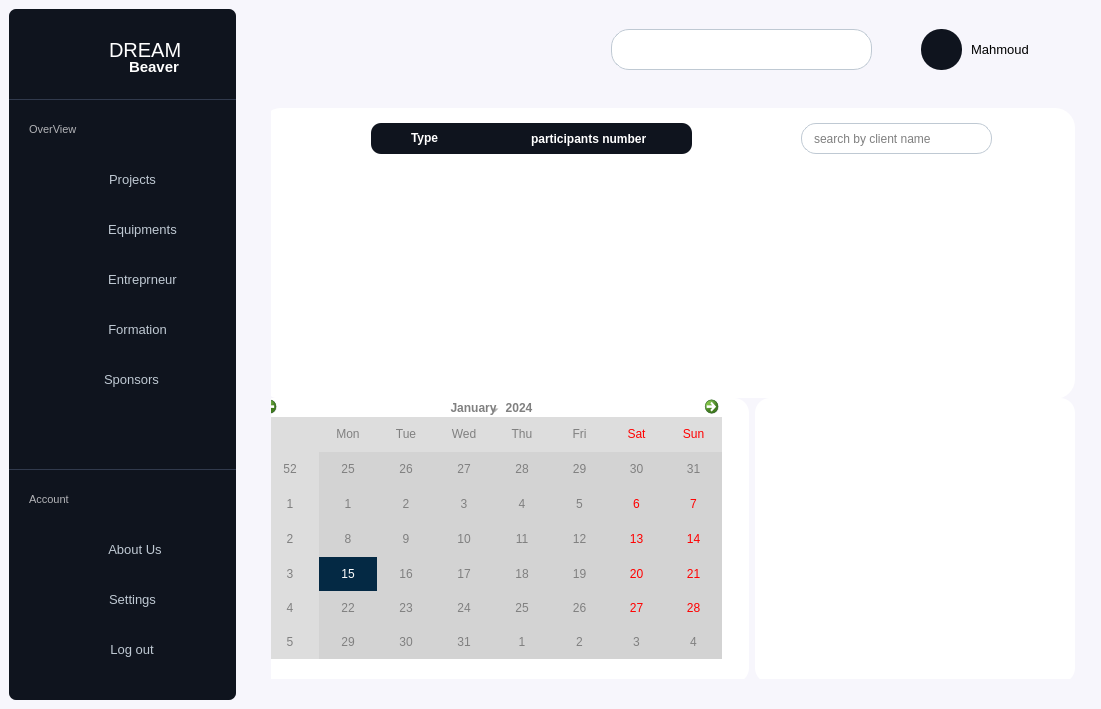
life-is-potato/Dream-Beaver, file projet walhazi 0.0.8/Project_Walhazi 0.0.7/mainwindow.ui: the form before one commit.
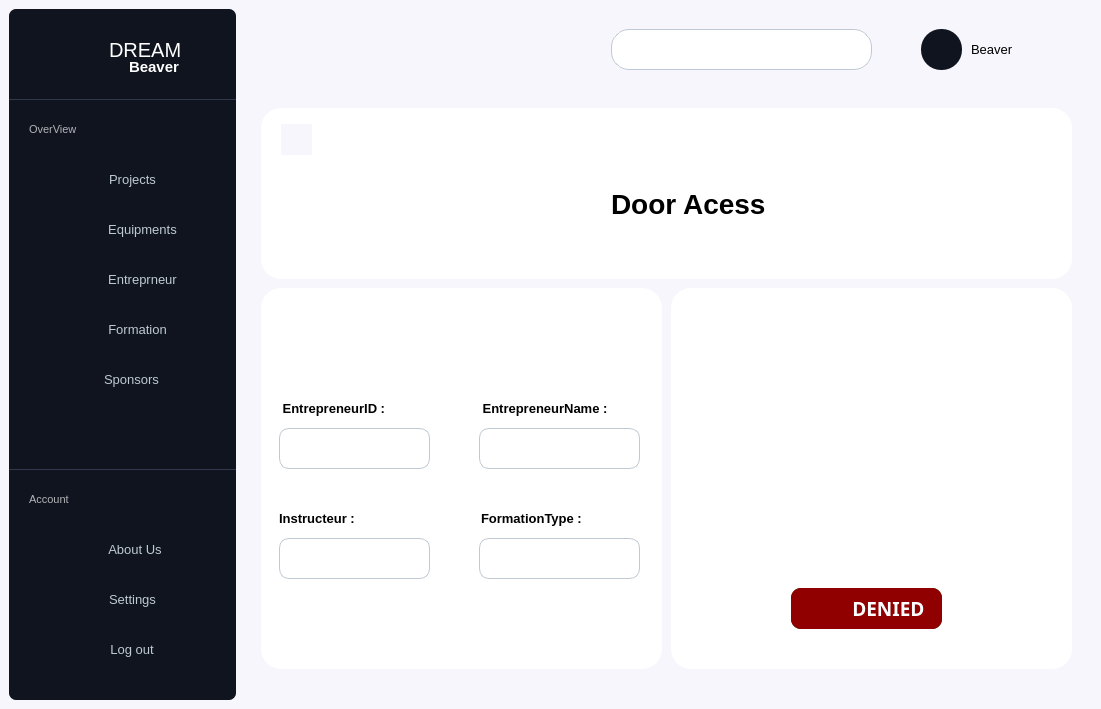
The form after the commit. The open tabs and pages were chosen to show the change. Icons and pictures are not drawn.

Commit message: Arduino (Door Acess) Added

Patch:
```diff
--- a/projet walhazi 0.0.8/Project_Walhazi 0.0.7/mainwindow.ui
+++ b/projet walhazi 0.0.8/Project_Walhazi 0.0.7/mainwindow.ui
@@ -716,7 +716,7 @@
 }</string>
           </property>
           <property name="text">
-           <string>Mahmoud</string>
+           <string>Beaver</string>
           </property>
          </widget>
         </widget>
@@ -5327,9 +5327,9 @@
           <widget class="QStackedWidget" name="formations">
            <property name="geometry">
             <rect>
-             <x>20</x>
+             <x>10</x>
              <y>10</y>
-             <width>811</width>
+             <width>821</width>
              <height>581</height>
             </rect>
            </property>
@@ -6463,6 +6463,452 @@
              </widget>
             </widget>
            </widget>
+           <widget class="QWidget" name="page_30">
+            <widget class="QWidget" name="confirmation" native="true">
+             <property name="geometry">
+              <rect>
+               <x>180</x>
+               <y>130</y>
+               <width>471</width>
+               <height>251</height>
+              </rect>
+             </property>
+             <property name="styleSheet">
+              <string notr="true">
+	background-color :white ; 
+	border-radius :25px ; 
+</string>
+             </property>
+             <widget class="QLabel" name="title1_10">
+              <property name="geometry">
+               <rect>
+                <x>60</x>
+                <y>50</y>
+                <width>371</width>
+                <height>81</height>
+               </rect>
+              </property>
+              <property name="font">
+               <font>
+                <pointsize>12</pointsize>
+                <weight>75</weight>
+                <bold>true</bold>
+               </font>
+              </property>
+              <property name="styleSheet">
+               <string notr="true">
+	font-weight:bold ; 
+	</string>
+              </property>
+              <property name="text">
+               <string>Are You Sure You Want to Open The Door ?</string>
+              </property>
+             </widget>
+             <widget class="QPushButton" name="yes">
+              <property name="geometry">
+               <rect>
+                <x>90</x>
+                <y>150</y>
+                <width>121</width>
+                <height>31</height>
+               </rect>
+              </property>
+              <property name="styleSheet">
+               <string notr="true">QPushButton {
+	background-color:#0F141E ; 
+	border-radius:10px ; 
+	color : white ; 
+	font-size:14px ; 
+	font-weight:bold; 
+}
+
+QPushButton::hover {
+	background-color:#4AC7EA ; 
+	color:white ; 
+}</string>
+              </property>
+              <property name="text">
+               <string>YES</string>
+              </property>
+             </widget>
+             <widget class="QPushButton" name="no">
+              <property name="geometry">
+               <rect>
+                <x>260</x>
+                <y>150</y>
+                <width>121</width>
+                <height>31</height>
+               </rect>
+              </property>
+              <property name="styleSheet">
+               <string notr="true">QPushButton {
+	background-color:#0F141E ; 
+	border-radius:10px ; 
+	color : white ; 
+	font-size:14px ; 
+	font-weight:bold; 
+}
+
+QPushButton::hover {
+	background-color:#4AC7EA ; 
+	color:white ; 
+}</string>
+              </property>
+              <property name="text">
+               <string>NO</string>
+              </property>
+             </widget>
+            </widget>
+           </widget>
+           <widget class="QWidget" name="page_31">
+            <widget class="QWidget" name="add_container_11" native="true">
+             <property name="geometry">
+              <rect>
+               <x>0</x>
+               <y>190</y>
+               <width>401</width>
+               <height>381</height>
+              </rect>
+             </property>
+             <property name="styleSheet">
+              <string notr="true">
+	background-color :white ; 
+	border-radius :20px ; 
+</string>
+             </property>
+             <widget class="QLabel" name="label_91">
+              <property name="geometry">
+               <rect>
+                <x>220</x>
+                <y>220</y>
+                <width>121</width>
+                <height>21</height>
+               </rect>
+              </property>
+              <property name="styleSheet">
+               <string notr="true">font-size:13px;
+font-weight:bold ; </string>
+              </property>
+              <property name="text">
+               <string>FormationType :</string>
+              </property>
+             </widget>
+             <widget class="QLineEdit" name="ftype">
+              <property name="geometry">
+               <rect>
+                <x>218</x>
+                <y>250</y>
+                <width>161</width>
+                <height>41</height>
+               </rect>
+              </property>
+              <property name="styleSheet">
+               <string notr="true">
+	background-color:white ; 
+	border-radius:10px ; 
+	font-size:13px ; 
+	padding-left : 15px ; 
+	border:1px solid #BFC9D3 ; 
+</string>
+              </property>
+             </widget>
+             <widget class="QLineEdit" name="itd">
+              <property name="geometry">
+               <rect>
+                <x>18</x>
+                <y>250</y>
+                <width>151</width>
+                <height>41</height>
+               </rect>
+              </property>
+              <property name="styleSheet">
+               <string notr="true">
+	background-color:white ; 
+	border-radius:10px ; 
+	font-size:13px ; 
+	padding-left : 15px ; 
+	border:1px solid #BFC9D3 ; 
+</string>
+              </property>
+             </widget>
+             <widget class="QLabel" name="label_92">
+              <property name="geometry">
+               <rect>
+                <x>218</x>
+                <y>110</y>
+                <width>141</width>
+                <height>21</height>
+               </rect>
+              </property>
+              <property name="styleSheet">
+               <string notr="true">font-size:13px;
+font-weight:bold ; </string>
+              </property>
+              <property name="text">
+               <string> EntrepreneurName :</string>
+              </property>
+             </widget>
+             <widget class="QLabel" name="label_93">
+              <property name="geometry">
+               <rect>
+                <x>18</x>
+                <y>220</y>
+                <width>91</width>
+                <height>21</height>
+               </rect>
+              </property>
+              <property name="styleSheet">
+               <string notr="true">font-size:13px;
+font-weight:bold ; </string>
+              </property>
+              <property name="text">
+               <string>Instructeur :</string>
+              </property>
+             </widget>
+             <widget class="QLineEdit" name="ed">
+              <property name="geometry">
+               <rect>
+                <x>218</x>
+                <y>140</y>
+                <width>161</width>
+                <height>41</height>
+               </rect>
+              </property>
+              <property name="styleSheet">
+               <string notr="true">
+	background-color:white ; 
+	border-radius:10px ; 
+	font-size:13px ; 
+	padding-left : 15px ; 
+	border:1px solid #BFC9D3 ; 
+</string>
+              </property>
+             </widget>
+             <widget class="QLabel" name="label_94">
+              <property name="geometry">
+               <rect>
+                <x>18</x>
+                <y>110</y>
+                <width>141</width>
+                <height>21</height>
+               </rect>
+              </property>
+              <property name="styleSheet">
+               <string notr="true">font-size:13px;
+font-weight:bold ; </string>
+              </property>
+              <property name="text">
+               <string> EntrepreneurID :</string>
+              </property>
+             </widget>
+             <widget class="QLineEdit" name="eid">
+              <property name="geometry">
+               <rect>
+                <x>18</x>
+                <y>140</y>
+                <width>151</width>
+                <height>41</height>
+               </rect>
+              </property>
+              <property name="styleSheet">
+               <string notr="true">
+	background-color:white ; 
+	border-radius:10px ; 
+	font-size:13px ; 
+	padding-left : 15px ; 
+	border:1px solid #BFC9D3 ; 
+</string>
+              </property>
+             </widget>
+            </widget>
+            <widget class="QWidget" name="add_container_12" native="true">
+             <property name="geometry">
+              <rect>
+               <x>410</x>
+               <y>190</y>
+               <width>401</width>
+               <height>381</height>
+              </rect>
+             </property>
+             <property name="styleSheet">
+              <string notr="true">
+	background-color :white ; 
+	border-radius :20px ; 
+</string>
+             </property>
+             <widget class="QLineEdit" name="granted">
+              <property name="geometry">
+               <rect>
+                <x>120</x>
+                <y>300</y>
+                <width>151</width>
+                <height>41</height>
+               </rect>
+              </property>
+              <property name="font">
+               <font>
+                <family>Small Fonts</family>
+                <pointsize>-1</pointsize>
+                <weight>75</weight>
+                <bold>true</bold>
+               </font>
+              </property>
+              <property name="styleSheet">
+               <string notr="true">	background-color: rgb(0, 85, 0);
+	border-radius:10px ; 
+    alignment: center;
+	font-size:19px ; 
+	
+
+	color: rgb(255, 255, 255);</string>
+              </property>
+              <property name="text">
+               <string>          GRANTED</string>
+              </property>
+             </widget>
+             <widget class="QLineEdit" name="denied">
+              <property name="geometry">
+               <rect>
+                <x>120</x>
+                <y>300</y>
+                <width>151</width>
+                <height>41</height>
+               </rect>
+              </property>
+              <property name="font">
+               <font>
+                <family>Small Fonts</family>
+                <pointsize>-1</pointsize>
+                <weight>75</weight>
+                <bold>true</bold>
+               </font>
+              </property>
+              <property name="styleSheet">
+               <string notr="true">	background-color: rgb(145, 0, 0);
+	border-radius:10px ; 
+    alignment: center;
+	font-size:19px ; 
+	
+	
+	color: rgb(255, 255, 255);</string>
+              </property>
+              <property name="text">
+               <string>            DENIED</string>
+              </property>
+             </widget>
+             <widget class="QLabel" name="beaverfaehan">
+              <property name="geometry">
+               <rect>
+                <x>90</x>
+                <y>60</y>
+                <width>211</width>
+                <height>211</height>
+               </rect>
+              </property>
+              <property name="styleSheet">
+               <string notr="true">image:url(:/icons/tsawer/beaverDoor.png)</string>
+              </property>
+              <property name="text">
+               <string/>
+              </property>
+             </widget>
+             <widget class="QLabel" name="yebki">
+              <property name="geometry">
+               <rect>
+                <x>90</x>
+                <y>40</y>
+                <width>221</width>
+                <height>231</height>
+               </rect>
+              </property>
+              <property name="styleSheet">
+               <string notr="true">image:url(:/icons/tsawer/beaverDoorx.png)</string>
+              </property>
+              <property name="text">
+               <string/>
+              </property>
+             </widget>
+            </widget>
+            <widget class="QWidget" name="add_container_9" native="true">
+             <property name="geometry">
+              <rect>
+               <x>0</x>
+               <y>10</y>
+               <width>811</width>
+               <height>171</height>
+              </rect>
+             </property>
+             <property name="styleSheet">
+              <string notr="true">
+	background-color :white ; 
+	border-radius :20px ; 
+</string>
+             </property>
+             <widget class="QLabel" name="title1_9">
+              <property name="geometry">
+               <rect>
+                <x>350</x>
+                <y>80</y>
+                <width>161</width>
+                <height>31</height>
+               </rect>
+              </property>
+              <property name="styleSheet">
+               <string notr="true">
+	font-size: 28px ; 
+	font-weight:bold ; 
+	</string>
+              </property>
+              <property name="text">
+               <string>Door Acess</string>
+              </property>
+             </widget>
+             <widget class="QLabel" name="label_95">
+              <property name="geometry">
+               <rect>
+                <x>230</x>
+                <y>30</y>
+                <width>111</width>
+                <height>101</height>
+               </rect>
+              </property>
+              <property name="styleSheet">
+               <string notr="true">image:url(:/icons/tsawer/door.png)</string>
+              </property>
+              <property name="text">
+               <string/>
+              </property>
+             </widget>
+             <widget class="QPushButton" name="back_6">
+              <property name="geometry">
+               <rect>
+                <x>20</x>
+                <y>16</y>
+                <width>31</width>
+                <height>31</height>
+               </rect>
+              </property>
+              <property name="cursor">
+               <cursorShape>PointingHandCursor</cursorShape>
+              </property>
+              <property name="styleSheet">
+               <string notr="true">QPushButton {
+	background-color:#F7F6FC; 
+	border-radius:1px ; 
+	image: url(:/icons/tsawer/arrow-left.svg);
+}
+
+QPushButton::hover {
+	
+	image: url(:/icons/tsawer/arrow-left_hover.svg);
+}</string>
+              </property>
+              <property name="text">
+               <string/>
+              </property>
+             </widget>
+            </widget>
+           </widget>
           </widget>
          </widget>
          <widget class="QWidget" name="page_11">
```
Left out of the diff: 22 changed lines with no effect on the pictures. The commit also changes 8 other files.
